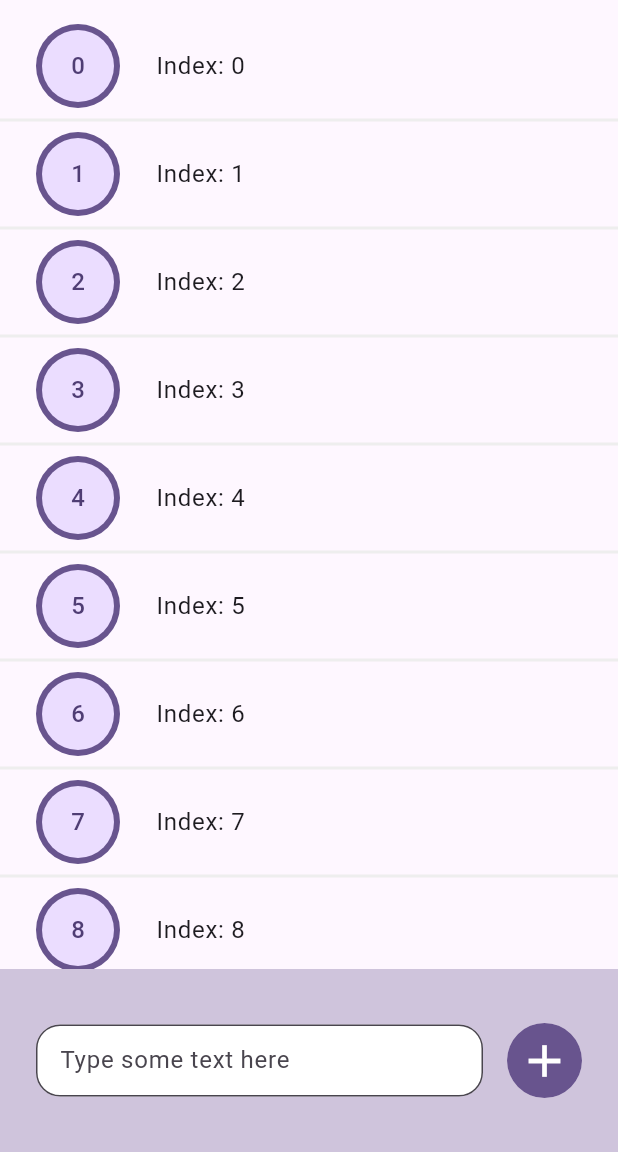
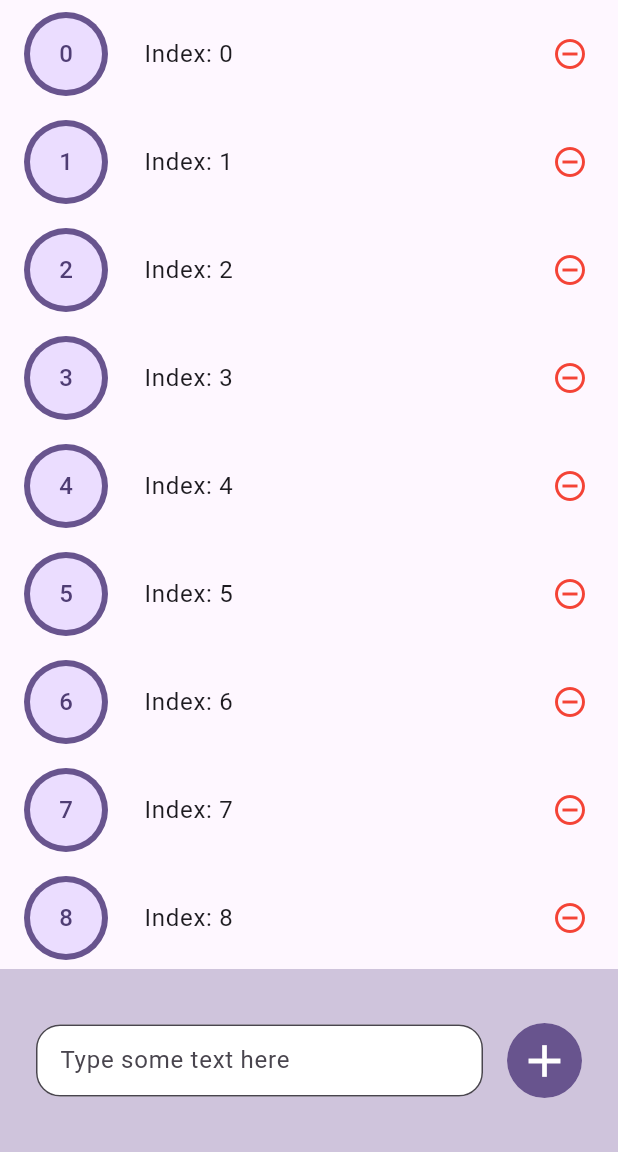
Before and after one commit to mvclopes/flutter-state-management, a Flutter app: the screen it shows after launch, on a phone screen of 412 x 824 dp, the part 84-1236 px from its top. Run offline on Flutter 3.47's test engine with Material 2 defaults, Android fonts, the phone set to English and light mode, and no system bars.

Commit message:
Feature: added remove icon

```diff
--- a/lib/src/home_screen.dart
+++ b/lib/src/home_screen.dart
@@ -21,10 +21,7 @@ class _HomeScreenState extends State<HomeScreen> {
         backgroundColor: Theme.of(context).primaryColor,
       ),
       body: const Column(
-        children: [
-          _HomeList(),
-          _InputFooter()
-        ],
+        children: [_HomeList(), _InputFooter()],
       ),
     );
   }
@@ -36,10 +33,11 @@ class _HomeList extends StatelessWidget {
   @override
   Widget build(BuildContext context) {
     return Expanded(
-      child: ListView.separated(
-        padding: const EdgeInsets.symmetric(vertical: 16),
+      child: ListView.builder(
+        padding: const EdgeInsets.symmetric(horizontal: 8),
         itemBuilder: (_, index) {
           return ListTile(
+            contentPadding: const EdgeInsets.symmetric(vertical: 8),
             leading: CircleAvatar(
               backgroundColor: Theme.of(context).primaryColor,
               radius: 36,
@@ -48,13 +46,14 @@ class _HomeList extends StatelessWidget {
                 child: Text(index.toString()),
               ),
             ),
+            trailing: IconButton(
+              onPressed: () {},
+              icon: const Icon(
+                Icons.remove_circle_outline,
+                color: Colors.red,
+              ),
+            ),
             title: Text("Index: $index"),
-          );
-        },
-        separatorBuilder: (_, index) {
-          return Divider(
-            thickness: 2,
-            color: Colors.grey.shade200,
           );
         },
         itemCount: 20,
@@ -92,8 +91,7 @@ class _InputFooter extends StatelessWidget {
               padding: const EdgeInsets.only(left: 16),
               child: Material(
                 shape: RoundedRectangleBorder(
-                    borderRadius: BorderRadius.circular(60)
-                ),
+                    borderRadius: BorderRadius.circular(60)),
                 child: InkWell(
                   borderRadius: BorderRadius.circular(60),
                   onTap: () {},
```
